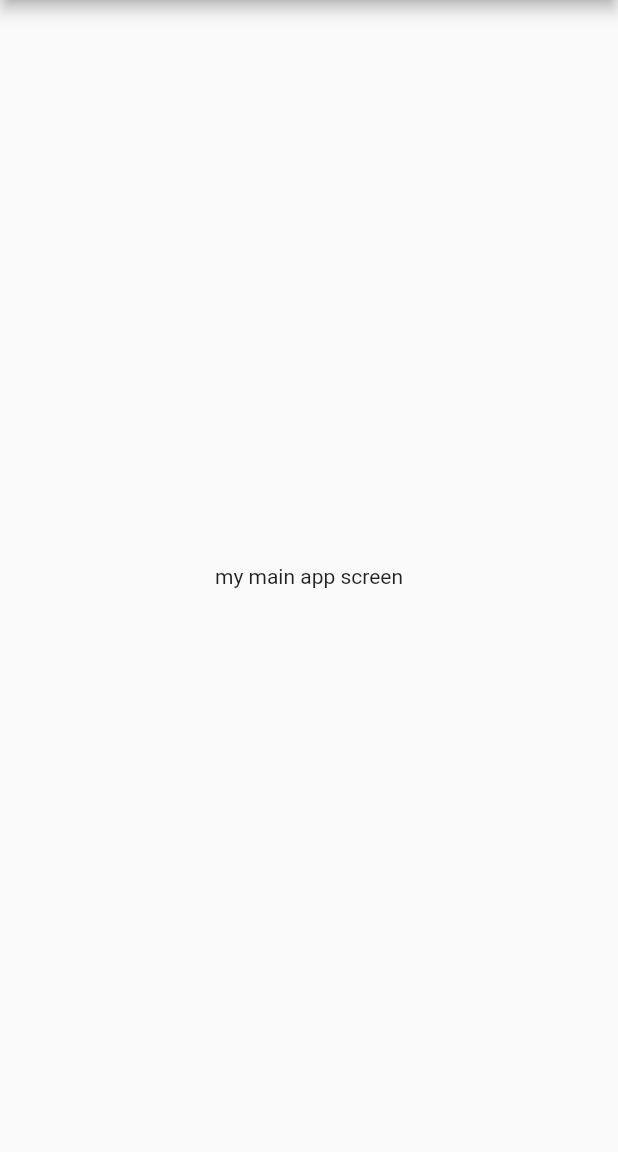
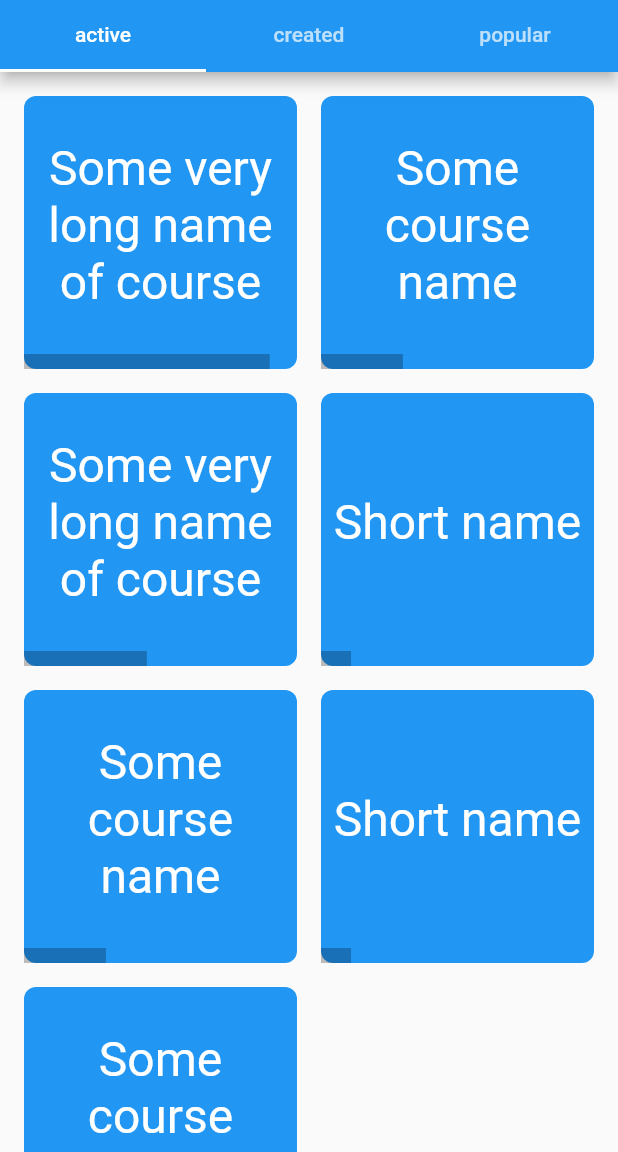
Before and after one commit to tenhobi/flashcards, a Flutter app: the MainScreen screen opened directly, on a phone screen of 412 x 824 dp, the part 84-1236 px from its top. Run offline on Flutter 3.47's test engine with Material 2 defaults, Android fonts, the phone set to English and light mode, and no system bars; missing offline and left inert: angular.

Commit message:
Init home page

```diff
--- /dev/null
+++ b/flutter/lib/src/course_list_item.dart
@@ -0,0 +1,50 @@
+import 'package:flutter/material.dart';
+import 'package:meta/meta.dart';
+
+class CourseListItem extends StatelessWidget {
+  final String name;
+  final double percentage;
+
+  CourseListItem({@required this.name, this.percentage = 0.0});
+
+  @override
+  Widget build(BuildContext context) {
+    return new Container(
+        decoration: new BoxDecoration(
+          borderRadius: new BorderRadius.all(new Radius.circular(8.0)),
+          color: Theme.of(context).primaryColor,
+        ),
+        margin: new EdgeInsets.all(8.0),
+        child: new Column(
+          children: <Widget>[
+            new Expanded(
+              child: new Center(
+                child: new Text(
+                  name,
+                  textAlign: TextAlign.center,
+                  style: new TextStyle(
+                    color: Colors.white,
+                    fontSize: 32.0,
+                  ),
+                ),
+              ),
+            ),
+            new Container(
+              decoration: new BoxDecoration(
+                borderRadius: new BorderRadius.vertical(bottom: new Radius.circular(8.0)),
+              ),
+              height: 10.0,
+              alignment: Alignment.centerLeft,
+              child: new FractionallySizedBox(
+                widthFactor: percentage,
+                child: new Container(
+                  decoration: new BoxDecoration(
+                    color: const Color(0x40000000),
+                  ),
+                ),
+              ),
+            ),
+          ],
+        ));
+  }
+}
--- /dev/null
+++ b/flutter/lib/src/courses_list.dart
@@ -0,0 +1,35 @@
+import 'package:flutter/material.dart';
+import 'package:flashcards_flutter/src/course_list_item.dart';
+
+class CoursesList extends StatefulWidget {
+  @override
+  State<StatefulWidget> createState() => new _CoursesListState();
+}
+
+// ignore: mixin_inherits_from_not_object
+class _CoursesListState extends State<CoursesList> with SingleTickerProviderStateMixin {
+  final List<List<dynamic>> names = [
+    ['Some very long name of course', 0.9],
+    ['Some course name', 0.3],
+    ['Some very long name of course', 0.45],
+    ['Short name', 0.11],
+    ['Some course name', 0.3],
+    ['Short name', 0.11],
+    ['Some course name', 0.3],
+  ];
+
+  @override
+  Widget build(BuildContext context) {
+    // TODO: set up builder to Firebase?
+    return new GridView.count(
+      crossAxisCount: 2,
+      children: new List.generate(
+          names.length,
+          (int index) => new CourseListItem(
+                name: names[index][0],
+                percentage: names[index][1],
+              )),
+      padding: new EdgeInsets.all(8.0),
+    );
+  }
+}
--- a/flutter/lib/src/main_screen.dart
+++ b/flutter/lib/src/main_screen.dart
@@ -1,16 +1,32 @@
+import 'package:flutter/material.dart';
+
+import 'package:flashcards_flutter/src/courses_list.dart';
 import 'package:flashcards_flutter/src/custom_drawer.dart';
-import 'package:flutter/material.dart';
 
 class MainScreen extends StatelessWidget {
   @override
   Widget build(BuildContext context) {
-    return new Scaffold(
-      drawer: new CustomDrawer(),
-      appBar: new AppBar(
-        title: new Text('flashcards'),
-      ),
-      body: new Center(
-        child: new Text('my main app screen'),
+    return new DefaultTabController(
+      length: 3,
+      child: new Scaffold(
+        drawer: new CustomDrawer(),
+        appBar: new AppBar(
+          title: new Text('flashcards'),
+          bottom: new TabBar(
+            tabs: [
+              new Tab(text: 'active'),
+              new Tab(text: 'created'),
+              new Tab(text: 'popular'),
+            ],
+          ),
+        ),
+        body: new TabBarView(
+          children: [
+            new CoursesList(),
+            new CoursesList(),
+            new CoursesList(),
+          ],
+        ),
       ),
     );
   }
```
